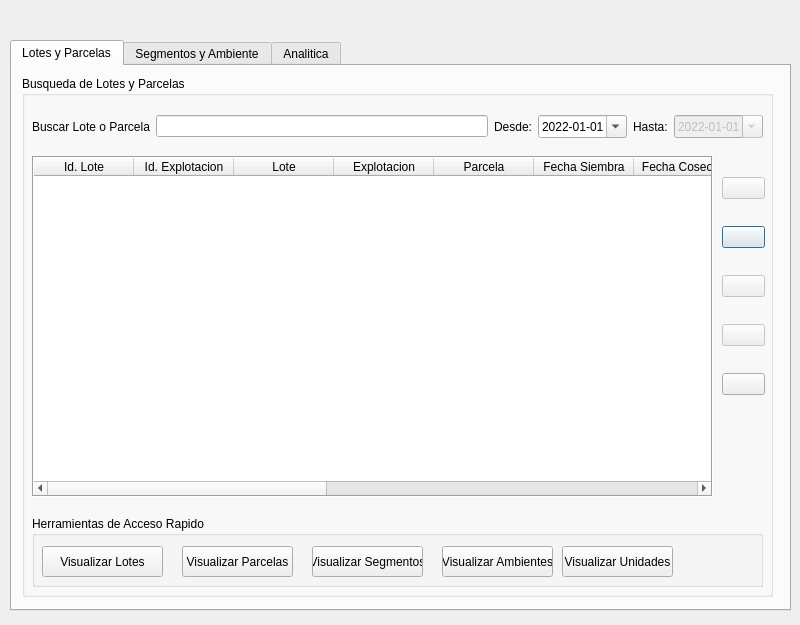
Above: ui/agrae_main.ui from franciscocontreras93/agrae before the change. Below: the same form after it.
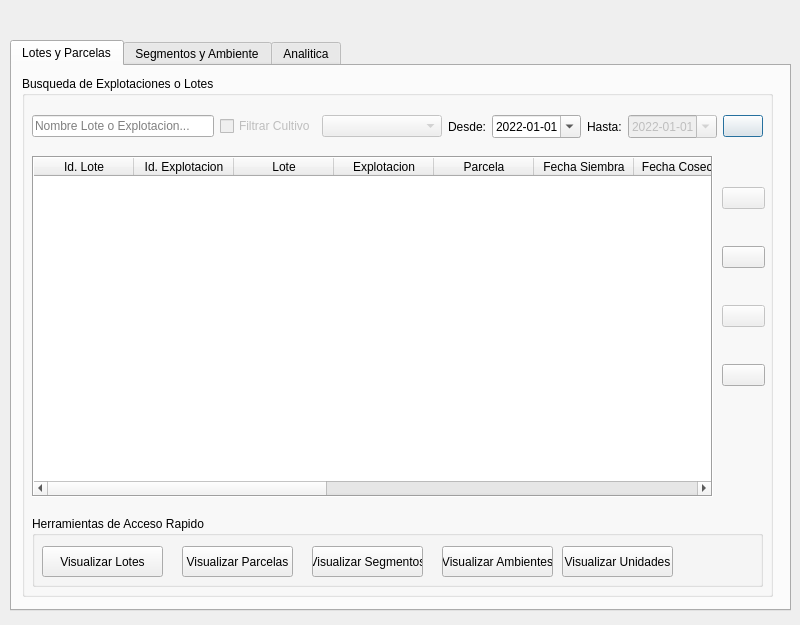
That is the form after the change. The open tabs and pages were chosen to show the change.

Commit message: filtrado por explotacion y cultivos mejorado

```diff
--- a/ui/agrae_main.ui
+++ b/ui/agrae_main.ui
@@ -63,7 +63,7 @@
       <string notr="true"/>
      </property>
      <property name="title">
-      <string>Busqueda de Lotes y Parcelas</string>
+      <string>Busqueda de Explotaciones o Lotes</string>
      </property>
      <widget class="QWidget" name="gridLayoutWidget">
       <property name="geometry">
@@ -74,75 +74,107 @@
         <height>41</height>
        </rect>
       </property>
-      <layout class="QGridLayout" name="gridLayout" columnstretch="0,0,0,0,0,0">
+      <layout class="QGridLayout" name="gridLayout" columnstretch="0,0,0,0,0,0,0,0">
        <item row="0" column="4">
-        <widget class="QLabel" name="label_45">
-         <property name="text">
-          <string>Hasta:</string>
+        <widget class="QDateEdit" name="sinceDate">
+         <property name="dateTime">
+          <datetime>
+           <hour>0</hour>
+           <minute>0</minute>
+           <second>0</second>
+           <year>2022</year>
+           <month>1</month>
+           <day>1</day>
+          </datetime>
          </property>
+         <property name="displayFormat">
+          <string>yyyy-MM-dd</string>
+         </property>
+         <property name="calendarPopup">
+          <bool>true</bool>
+         </property>
         </widget>
        </item>
-       <item row="0" column="2">
+       <item row="0" column="6">
+        <widget class="QDateEdit" name="untilDate">
+         <property name="enabled">
+          <bool>false</bool>
+         </property>
+         <property name="dateTime">
+          <datetime>
+           <hour>0</hour>
+           <minute>0</minute>
+           <second>0</second>
+           <year>2022</year>
+           <month>1</month>
+           <day>1</day>
+          </datetime>
+         </property>
+         <property name="displayFormat">
+          <string>yyyy-MM-dd</string>
+         </property>
+         <property name="calendarPopup">
+          <bool>true</bool>
+         </property>
+        </widget>
+       </item>
+       <item row="0" column="3">
         <widget class="QLabel" name="label_44">
          <property name="text">
           <string>Desde:</string>
          </property>
         </widget>
        </item>
-       <item row="0" column="5">
-        <widget class="QDateEdit" name="untilDate">
-         <property name="enabled">
-          <bool>false</bool>
-         </property>
-         <property name="dateTime">
-          <datetime>
-           <hour>0</hour>
-           <minute>0</minute>
-           <second>0</second>
-           <year>2022</year>
-           <month>1</month>
-           <day>1</day>
-          </datetime>
-         </property>
-         <property name="displayFormat">
-          <string>yyyy-MM-dd</string>
-         </property>
-         <property name="calendarPopup">
-          <bool>true</bool>
-         </property>
-        </widget>
-       </item>
        <item row="0" column="1">
+        <widget class="QCheckBox" name="check_cultivos">
+         <property name="enabled">
+          <bool>false</bool>
+         </property>
+         <property name="text">
+          <string>Filtrar Cultivo</string>
+         </property>
+        </widget>
+       </item>
+       <item row="0" column="5">
+        <widget class="QLabel" name="label_45">
+         <property name="text">
+          <string>Hasta:</string>
+         </property>
+        </widget>
+       </item>
+       <item row="0" column="2">
+        <widget class="QComboBox" name="combo_cultivos">
+         <property name="enabled">
+          <bool>false</bool>
+         </property>
+         <property name="minimumSize">
+          <size>
+           <width>120</width>
+           <height>0</height>
+          </size>
+         </property>
+        </widget>
+       </item>
+       <item row="0" column="0">
         <widget class="QLineEdit" name="line_buscar">
          <property name="inputMethodHints">
           <set>Qt::ImhUppercaseOnly</set>
          </property>
+         <property name="placeholderText">
+          <string>Nombre Lote o Explotacion...</string>
+         </property>
         </widget>
        </item>
-       <item row="0" column="3">
-        <widget class="QDateEdit" name="sinceDate">
-         <property name="dateTime">
-          <datetime>
-           <hour>0</hour>
-           <minute>0</minute>
-           <second>0</second>
-           <year>2022</year>
-           <month>1</month>
-           <day>1</day>
-          </datetime>
-         </property>
-         <property name="displayFormat">
-          <string>yyyy-MM-dd</string>
-         </property>
-         <property name="calendarPopup">
+       <item row="0" column="7">
+        <widget class="QPushButton" name="btn_reload">
+         <property name="enabled">
           <bool>true</bool>
          </property>
-        </widget>
-       </item>
-       <item row="0" column="0">
-        <widget class="QLabel" name="label">
+         <property name="toolTip">
+          <string>Añadir Lote al Mapa</string>
+         </property>
          <property name="text">
-          <string>Buscar Lote o Parcela</string>
+          <string/>
          </property>
         </widget>
        </item>
@@ -184,19 +216,6 @@
          </property>
         </widget>
        </item>
-       <item row="2" column="0">
-        <widget class="QPushButton" name="btn_reload">
-         <property name="enabled">
-          <bool>false</bool>
-         </property>
-         <property name="toolTip">
-          <string>Añadir Lote al Mapa</string>
-         </property>
-         <property name="text">
-          <string/>
-         </property>
-        </widget>
-       </item>
        <item row="0" column="0">
         <widget class="QPushButton" name="btn_add_layer">
          <property name="enabled">
```
Left out of the diff: 4 changed lines with no effect on the pictures. The commit also changes 6 other files.
